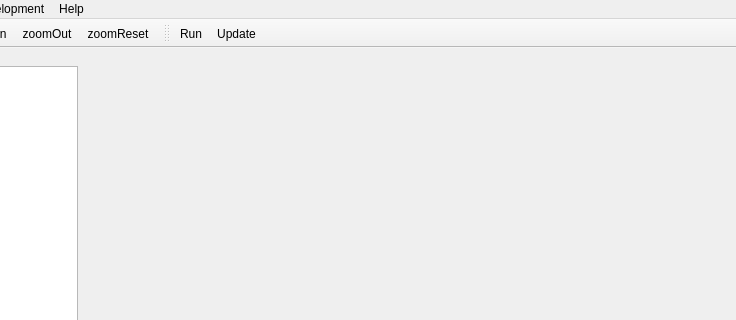
Qt form src/libdynamind-gui/dmmainwindow.ui (iut-ibk/DynaMind-ToolBox) before a commit; both pictures show x 196 to 932 and y 0 to 320 of the 932 by 756 pixel window.
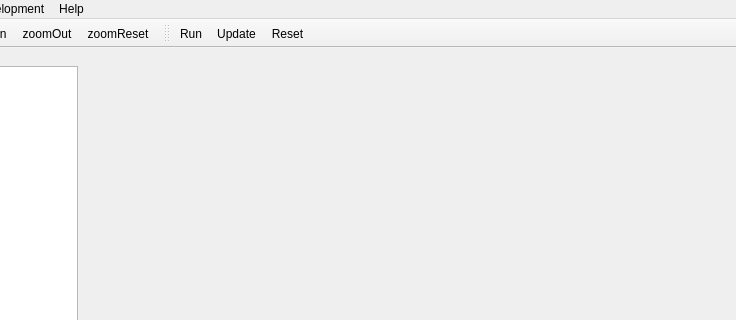
The same form after that commit. Icons and pictures are not drawn.

Commit message: added reset option

Diff of the .ui file:
```diff
--- a/src/libdynamind-gui/dmmainwindow.ui
+++ b/src/libdynamind-gui/dmmainwindow.ui
@@ -638,6 +638,7 @@
    </attribute>
    <addaction name="actionRun"/>
    <addaction name="actionUpdate"/>
+   <addaction name="actionReset"/>
   </widget>
   <action name="actionRun">
    <property name="icon">
@@ -752,6 +753,9 @@
    </property>
   </action>
   <action name="actionUpdate">
+   <property name="enabled">
+    <bool>true</bool>
+   </property>
    <property name="icon">
     <iconset resource="../dynamind-modelbuilder/icons.qrc">
      <normaloff>:/Icons/ressources/reload.png</normaloff>:/Icons/ressources/reload.png</iconset>
@@ -775,6 +779,15 @@
     <string>Show Help</string>
    </property>
   </action>
+  <action name="actionReset">
+   <property name="icon">
+    <iconset resource="icons.qrc">
+     <normaloff>:/Icons/ressources/edit-clear.png</normaloff>:/Icons/ressources/edit-clear.png</iconset>
+   </property>
+   <property name="text">
+    <string>Reset</string>
+   </property>
+  </action>
  </widget>
  <resources>
   <include location="../dynamind-modelbuilder/icons.qrc"/>
```
The commit also changes 9 other files.
